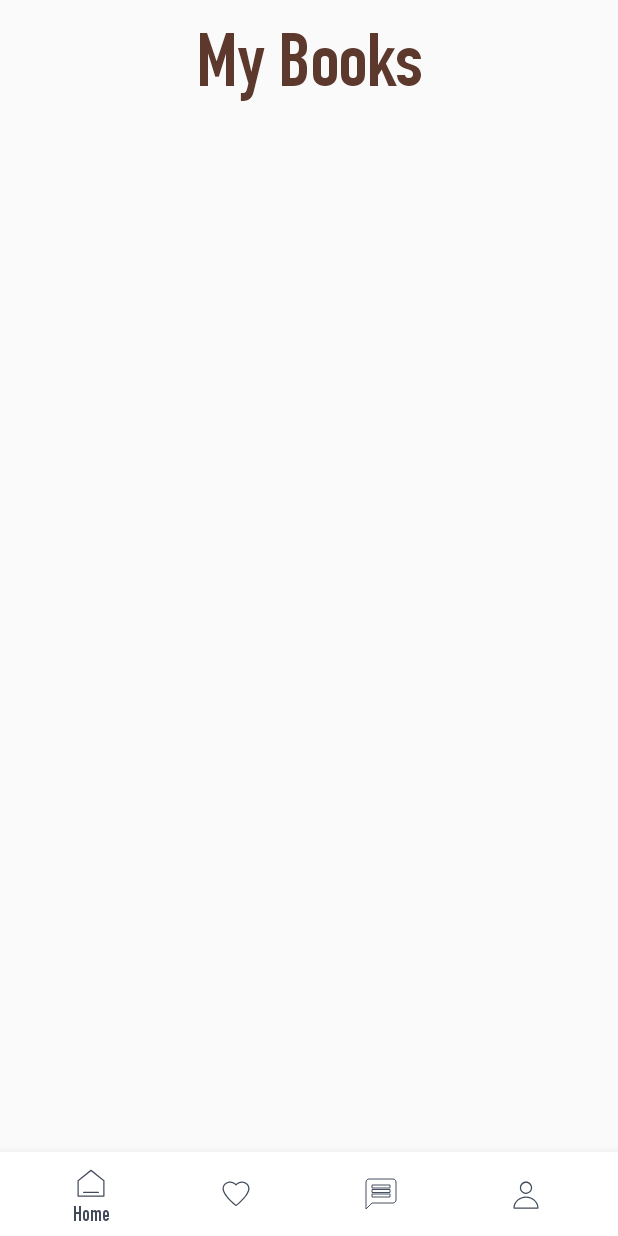
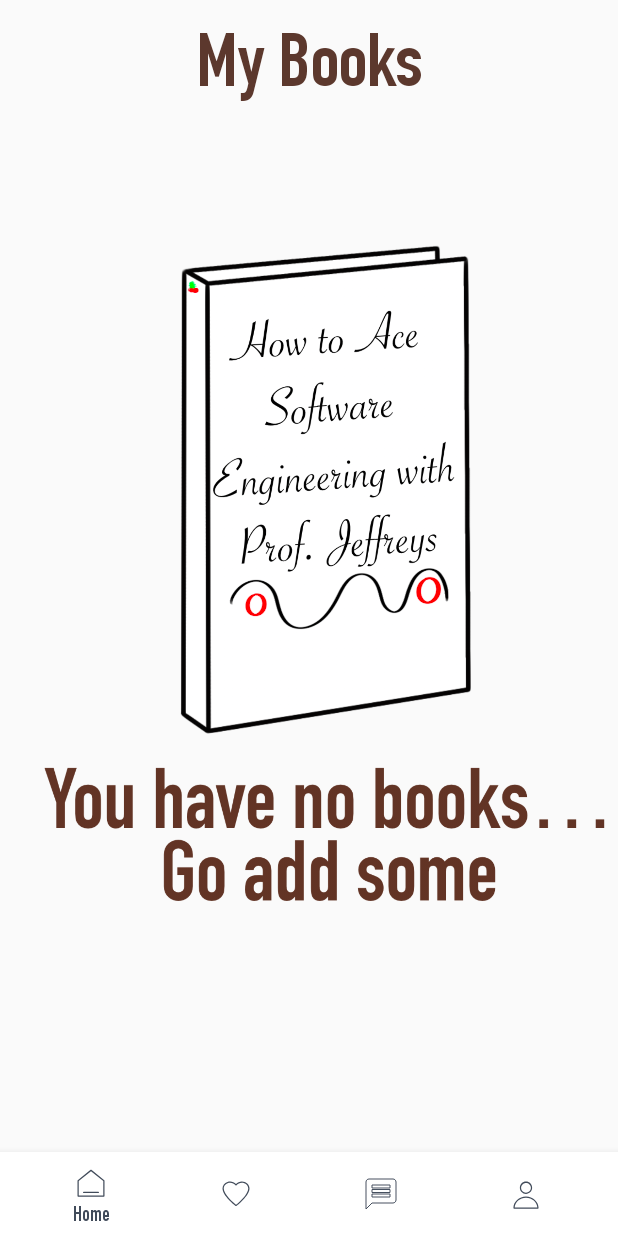
Before and after one commit to BonfireBooks/BonfireBooks, an Android app: the fragment UserBooksFragment placed in its activity, on a phone screen of 412 x 824 dp. Run offline under Robolectric (Android 15) with nearby library versions, the phone set to English and light mode, and no system bars; our stand-ins replace Firebase (no records; nobody signed in at launch, a user with empty details on screens opened directly); libraries missing offline, so code that uses them is left out: org.checkerframework.common; 9 statements that could not run were skipped.

Commit message:
UserBooks fixed no books image not appearing

```diff
--- a/app/src/main/res/layout/fragment_user_books.xml
+++ b/app/src/main/res/layout/fragment_user_books.xml
@@ -47,18 +47,17 @@
                 app:layout_constraintTop_toBottomOf="@id/txtV_my_books"
                 app:layout_constraintVertical_weight="1" />
 
-        </androidx.constraintlayout.widget.ConstraintLayout>
-
             <ImageView
                 android:id="@+id/imgV_no_books"
                 android:layout_width="wrap_content"
                 android:layout_height="wrap_content"
-            android:layout_marginStart="10dp"
                 android:src="@drawable/user_books_empty"
                 android:visibility="gone"
                 app:layout_constraintLeft_toLeftOf="parent"
                 app:layout_constraintTop_toTopOf="parent" />
 
+        </androidx.constraintlayout.widget.ConstraintLayout>
+
     </androidx.swiperefreshlayout.widget.SwipeRefreshLayout>
 
 </FrameLayout>
```
Lines whose indentation alone changed are shown as unchanged.
